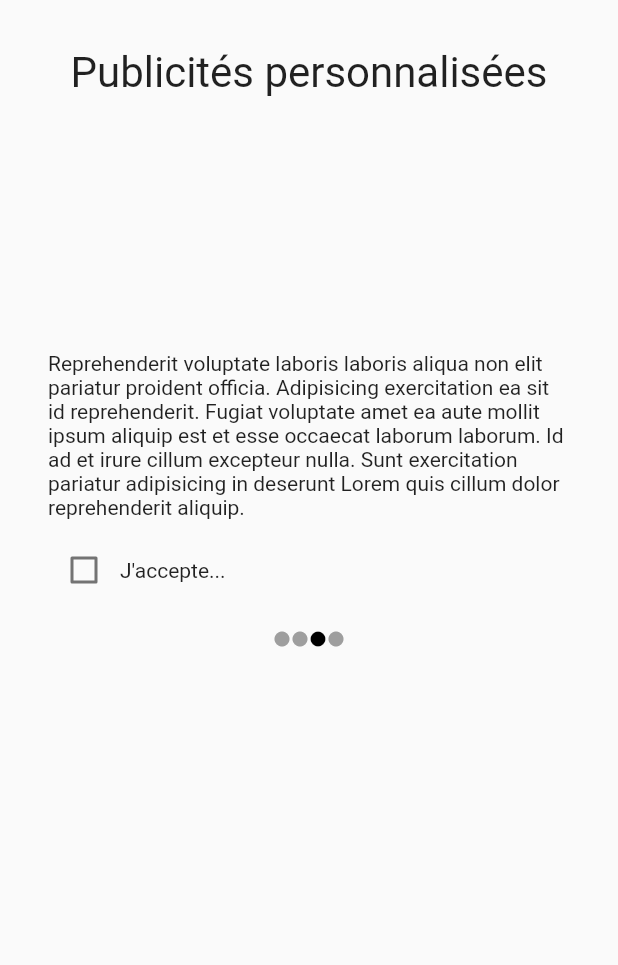
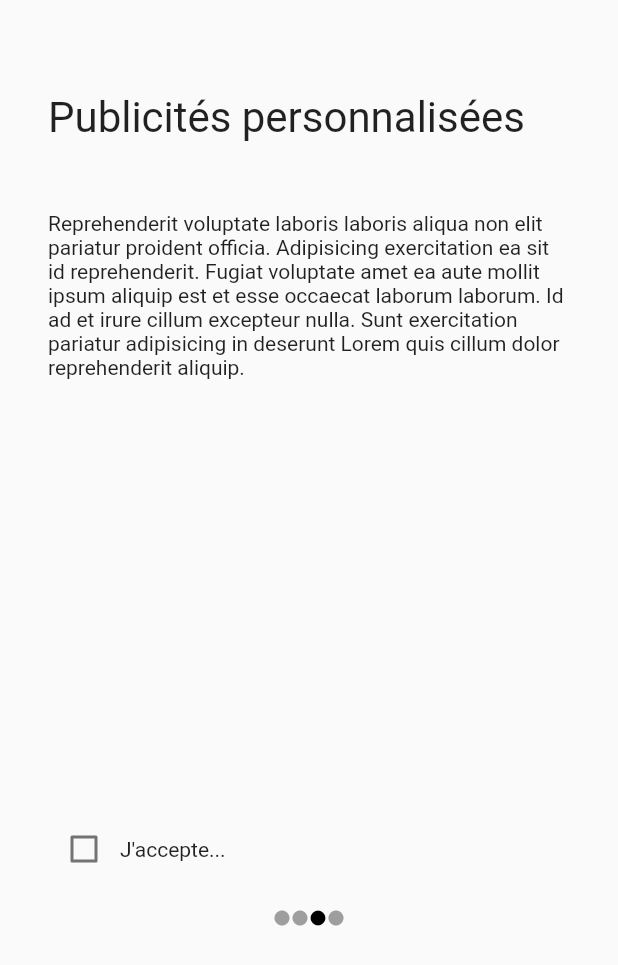
Before and after one commit to Explor-ea/exploreapp, a Flutter app: the CustomDateAgreement screen opened directly, on a phone screen of 412 x 824 dp. Shown: the top 965 px of the screen. Run offline on Flutter 3.47's test engine with Material 2 defaults, Android fonts, the phone set to English and light mode, and no system bars.

Commit message:
fix title in AdAgreement & add squeleton for PermissionsAgreement

```diff
--- a/lib/pages/start_screens/newcomer/stepper/custom_ad_agreement.dart
+++ b/lib/pages/start_screens/newcomer/stepper/custom_ad_agreement.dart
@@ -24,12 +24,16 @@ class _CustomDateAgreementState extends State<CustomDateAgreement> {
           children: [
             Expanded(
                 flex: 1,
-                child: Text(
-                  "Publicités personnalisées",
-                  style: TextStyle(fontSize: 28.0),
+                child: Row(
+                  children: [
+                    Text(
+                      "Publicités personnalisées",
+                      style: TextStyle(fontSize: 28.0),
+                    ),
+                  ],
                 )),
             Expanded(
-              flex: 1,
+              flex: 5,
               child: Column(
                 children: [
                   SizedBox(
```
Also changed, not shown: lib/pages/start_screens/newcomer/stepper/permissions_agreement.dart (+58 -3 lines).
